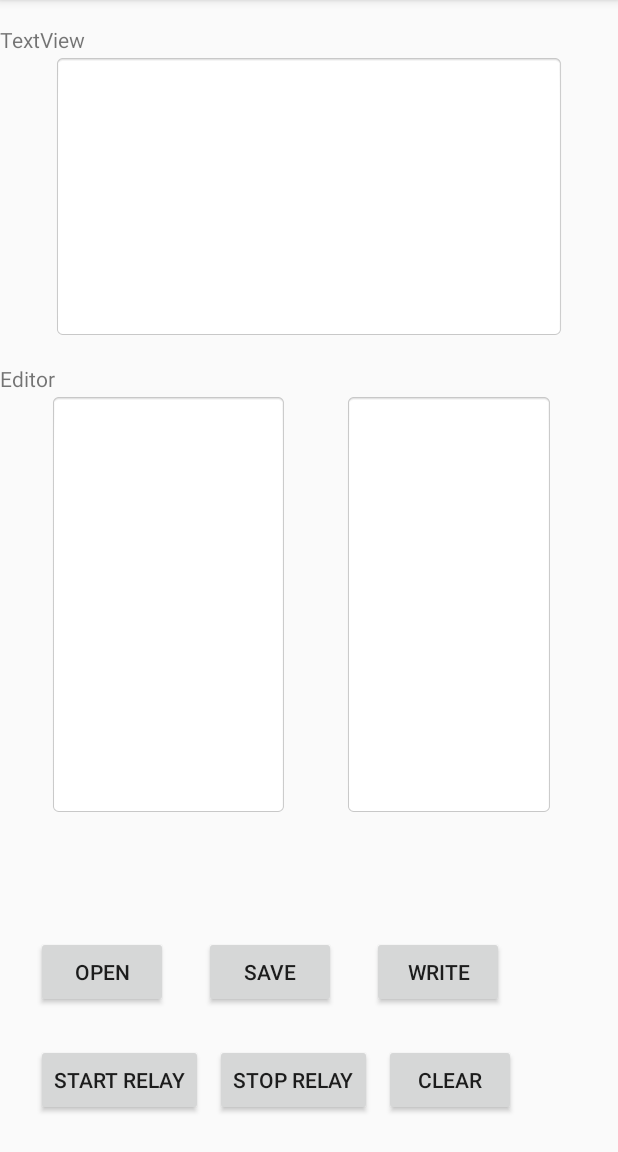
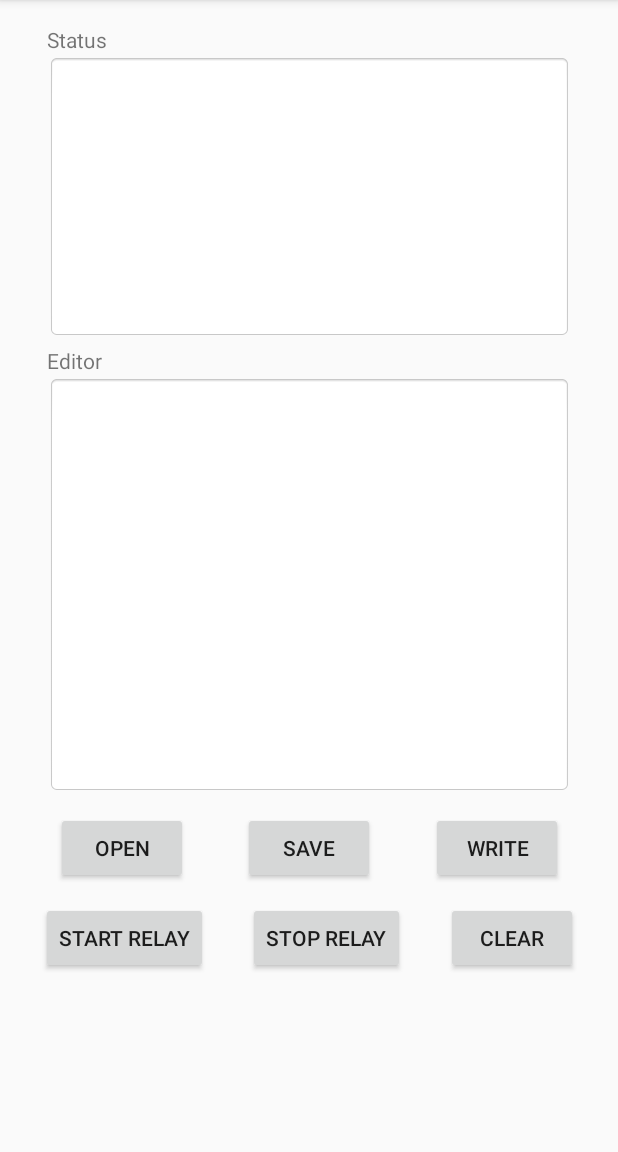
Before and after one commit to ted-lin/memo_demo_1, an Android app: the MemoMain screen opened directly, with no data from a screen before it, on a phone screen of 412 x 824 dp, the part 84-1236 px from its top. Run offline under Robolectric (Android 15) with nearby library versions, the phone set to English and light mode, and no system bars; network calls fail.

Commit message:
refactor layout

```diff
--- a/app/src/main/AndroidManifest.xml
+++ b/app/src/main/AndroidManifest.xml
@@ -18,7 +18,8 @@
         android:roundIcon="@mipmap/ic_launcher_round"
         android:supportsRtl="true"
         android:theme="@style/AppTheme">
-        <activity android:name=".MemoMain"></activity>
+        <activity android:name=".ConnectionHolder"></activity>
+        <activity android:name=".MemoMain" />
         <activity android:name=".MainActivity">
             <intent-filter>
                 <action android:name="android.intent.action.MAIN" />
--- a/app/src/main/res/layout/activity_memo_main.xml
+++ b/app/src/main/res/layout/activity_memo_main.xml
@@ -11,53 +11,57 @@
     tools:context=".MemoMain">
 
     <Button
-        android:id="@+id/button3"
+        android:id="@+id/open"
         android:layout_width="wrap_content"
         android:layout_height="wrap_content"
-        android:layout_marginStart="24dp"
-        android:layout_marginBottom="24dp"
+        android:layout_marginTop="12dp"
         android:text="Open"
-        app:layout_constraintBottom_toTopOf="@+id/start_relay"
-        app:layout_constraintStart_toStartOf="parent" />
+        app:layout_constraintEnd_toStartOf="@+id/save"
+        app:layout_constraintHorizontal_bias="0.5"
+        app:layout_constraintStart_toStartOf="parent"
+        app:layout_constraintTop_toBottomOf="@+id/editText4" />
 
     <Button
-        android:id="@+id/button4"
+        android:id="@+id/save"
         android:layout_width="wrap_content"
         android:layout_height="wrap_content"
-        android:layout_marginStart="24dp"
-        android:layout_marginBottom="24dp"
+        android:layout_marginTop="12dp"
         android:onClick="saveTo"
         android:text="Save"
-        app:layout_constraintBottom_toTopOf="@+id/stop_relay"
-        app:layout_constraintStart_toEndOf="@+id/button3" />
+        app:layout_constraintEnd_toStartOf="@+id/write_to"
+        app:layout_constraintHorizontal_bias="0.5"
+        app:layout_constraintStart_toEndOf="@+id/open"
+        app:layout_constraintTop_toBottomOf="@+id/editText4" />
 
     <Button
         android:id="@+id/start_relay"
         android:layout_width="wrap_content"
         android:layout_height="wrap_content"
-        android:layout_marginStart="24dp"
-        android:layout_marginBottom="24dp"
+        android:layout_marginTop="12dp"
         android:onClick="start_relay"
         android:text="Start Relay"
-        app:layout_constraintBottom_toBottomOf="parent"
-        app:layout_constraintStart_toStartOf="parent" />
+        app:layout_constraintEnd_toStartOf="@+id/stop_relay"
+        app:layout_constraintHorizontal_bias="0.5"
+        app:layout_constraintStart_toStartOf="parent"
+        app:layout_constraintTop_toBottomOf="@+id/open" />
 
     <Button
         android:id="@+id/stop_relay"
         android:layout_width="wrap_content"
         android:layout_height="wrap_content"
-        android:layout_marginStart="8dp"
-        android:layout_marginBottom="24dp"
+        android:layout_marginTop="12dp"
         android:onClick="stop_relay"
         android:text="STOP RELAY"
-        app:layout_constraintBottom_toBottomOf="parent"
-        app:layout_constraintStart_toEndOf="@+id/start_relay" />
+        app:layout_constraintEnd_toStartOf="@+id/clear"
+        app:layout_constraintHorizontal_bias="0.5"
+        app:layout_constraintStart_toEndOf="@+id/start_relay"
+        app:layout_constraintTop_toBottomOf="@+id/save" />
 
     <EditText
         android:id="@+id/editText4"
-        android:layout_width="159dp"
-        android:layout_height="282dp"
-        android:layout_marginTop="36dp"
+        android:layout_width="350dp"
+        android:layout_height="279dp"
+        android:layout_marginTop="24dp"
         android:background="@android:drawable/editbox_background"
         android:ems="10"
         android:focusedByDefault="false"
@@ -66,8 +70,8 @@
         android:selectAllOnFocus="false"
         android:singleLine="true"
         android:textAlignment="viewStart"
-        app:layout_constraintEnd_toStartOf="@+id/peer_list_view_2"
-        app:layout_constraintHorizontal_bias="0.469"
+        app:layout_constraintEnd_toEndOf="parent"
+        app:layout_constraintHorizontal_bias="0.5"
         app:layout_constraintStart_toStartOf="parent"
         app:layout_constraintTop_toBottomOf="@+id/textView2" />
 
@@ -75,9 +79,9 @@
         android:id="@+id/textView3"
         android:layout_width="wrap_content"
         android:layout_height="wrap_content"
-        android:text="TextView"
+        android:text="Status"
         app:layout_constraintBottom_toTopOf="@+id/textView2"
-        tools:layout_editor_absoluteX="3dp" />
+        app:layout_constraintStart_toStartOf="@+id/textView2" />
 
     <TextView
         android:id="@+id/textView4"
@@ -85,11 +89,11 @@
         android:layout_height="wrap_content"
         android:text="Editor"
         app:layout_constraintBottom_toTopOf="@+id/editText4"
-        tools:layout_editor_absoluteX="3dp" />
+        app:layout_constraintStart_toStartOf="@+id/editText4" />
 
     <TextView
         android:id="@+id/textView2"
-        android:layout_width="341dp"
+        android:layout_width="350dp"
         android:layout_height="190dp"
         android:layout_marginTop="36dp"
         android:background="@android:drawable/editbox_background_normal"
@@ -109,35 +113,43 @@
 
     <androidx.recyclerview.widget.RecyclerView
         android:id="@+id/peer_list_view_2"
-        android:layout_width="140dp"
-        android:layout_height="282dp"
-        android:layout_marginTop="36dp"
+        android:layout_width="fill_parent"
+        android:layout_height="fill_parent"
         android:background="@android:drawable/editbox_background_normal"
+        android:visibility="invisible"
         app:layout_constraintEnd_toEndOf="parent"
-        app:layout_constraintHorizontal_bias="0.842"
-        app:layout_constraintStart_toStartOf="parent"
-        app:layout_constraintTop_toBottomOf="@+id/textView2" />
+        app:layout_constraintHorizontal_bias="0.5"
+        app:layout_constraintStart_toStartOf="parent" />
 
     <Button
         android:id="@+id/write_to"
         android:layout_width="wrap_content"
         android:layout_height="wrap_content"
-        android:layout_marginStart="24dp"
-        android:layout_marginBottom="24dp"
+        android:layout_marginTop="12dp"
         android:onClick="hostWrite"
         android:text="write"
-        app:layout_constraintBottom_toTopOf="@+id/button9"
-        app:layout_constraintStart_toEndOf="@+id/button4" />
+        app:layout_constraintEnd_toEndOf="parent"
+        app:layout_constraintHorizontal_bias="0.5"
+        app:layout_constraintStart_toEndOf="@+id/save"
+        app:layout_constraintTop_toBottomOf="@+id/editText4" />
 
     <Button
-        android:id="@+id/button9"
+        android:id="@+id/clear"
         android:layout_width="wrap_content"
         android:layout_height="wrap_content"
-        android:layout_marginStart="8dp"
-        android:layout_marginBottom="24dp"
+        android:layout_marginTop="12dp"
         android:onClick="clearText"
         android:text="Clear"
-        app:layout_constraintBottom_toBottomOf="parent"
-        app:layout_constraintStart_toEndOf="@+id/stop_relay" />
+        app:layout_constraintEnd_toEndOf="parent"
+        app:layout_constraintHorizontal_bias="0.5"
+        app:layout_constraintStart_toEndOf="@+id/stop_relay"
+        app:layout_constraintTop_toBottomOf="@+id/write_to" />
+
+    <androidx.constraintlayout.widget.Guideline
+        android:id="@+id/guideline"
+        android:layout_width="wrap_content"
+        android:layout_height="wrap_content"
+        android:orientation="horizontal"
+        app:layout_constraintGuide_begin="20dp" />
 
 </androidx.constraintlayout.widget.ConstraintLayout>
```
Also changed, not shown: app/src/main/java/com/example/memo_demo/ConnectionHolder.java (added, +21 -0 lines), app/src/main/java/com/example/memo_demo/MainActivity.java (+9 -2 lines), app/src/main/java/com/example/memo_demo/MemoHost.java (+31 -5 lines), app/src/main/java/com/example/memo_demo/MemoMain.java (+19 -0 lines), app/src/main/java/com/example/memo_demo/PeerItemAdapter.java (+15 -3 lines), app/src/main/res/drawable/background.xml (+2 -7 lines), app/src/main/res/layout/activity_connection_holder.xml (added, +33 -0 lines).
